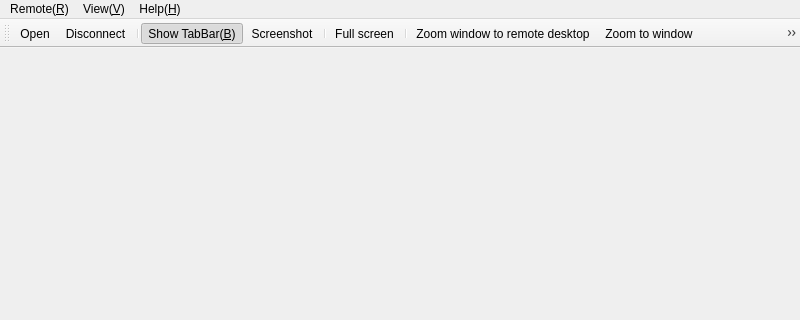
Above: App/Viewer/mainwindow.ui from KangLin/RabbitRemoteControl before the change; both pictures show x 0 to 800 and y 0 to 320 of the 800 by 600 pixel window. Below: the same form after it.
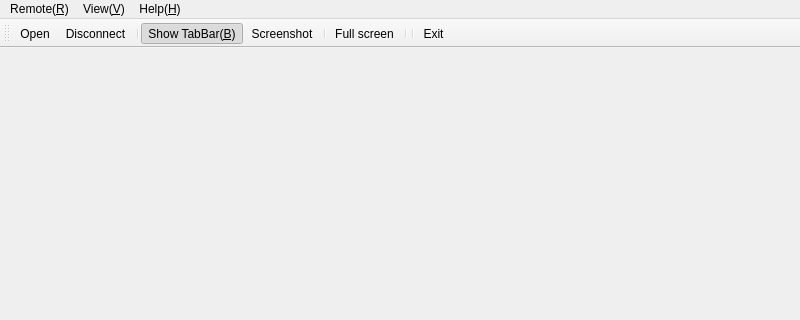
That is the form after the change. Icons and pictures are not drawn.

Commit message: App: modify toolbar for zoom

What changed in the file:
```diff
--- a/App/Viewer/mainwindow.ui
+++ b/App/Viewer/mainwindow.ui
@@ -112,12 +112,6 @@
    <addaction name="separator"/>
    <addaction name="actionFull_screen_F"/>
    <addaction name="separator"/>
-   <addaction name="actionZoom_window_to_remote_desktop"/>
-   <addaction name="actionZoomToWindow_Z"/>
-   <addaction name="actionKeep_aspect_ration_to_windows_K"/>
-   <addaction name="actionOriginal_O"/>
-   <addaction name="actionZoom_In"/>
-   <addaction name="actionZoom_Out"/>
    <addaction name="separator"/>
    <addaction name="actionExit_E"/>
   </widget>
@@ -286,10 +280,10 @@
      <normaloff>:/image/AspectRatio</normaloff>:/image/AspectRatio</iconset>
    </property>
    <property name="text">
-    <string>Keep aspect ration to window(&amp;K)</string>
+    <string>Keep aspect ration zoom to window(&amp;K)</string>
    </property>
    <property name="iconText">
-    <string>Keep aspect ration to window</string>
+    <string>Keep aspect ration zoom to window</string>
    </property>
    <property name="toolTip">
     <string>Keep aspect ration to window</string>
```
Left out of the diff: 24 changed lines with no effect on the pictures. Lines whose indentation alone changed are shown as unchanged. The commit also changes 38 other files.
